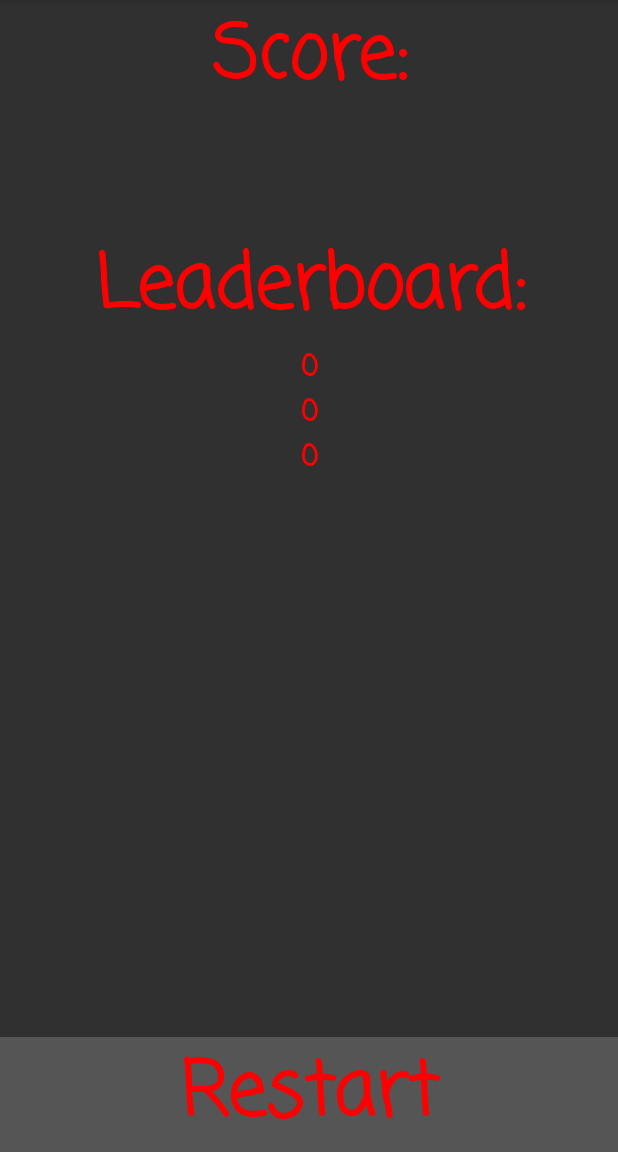
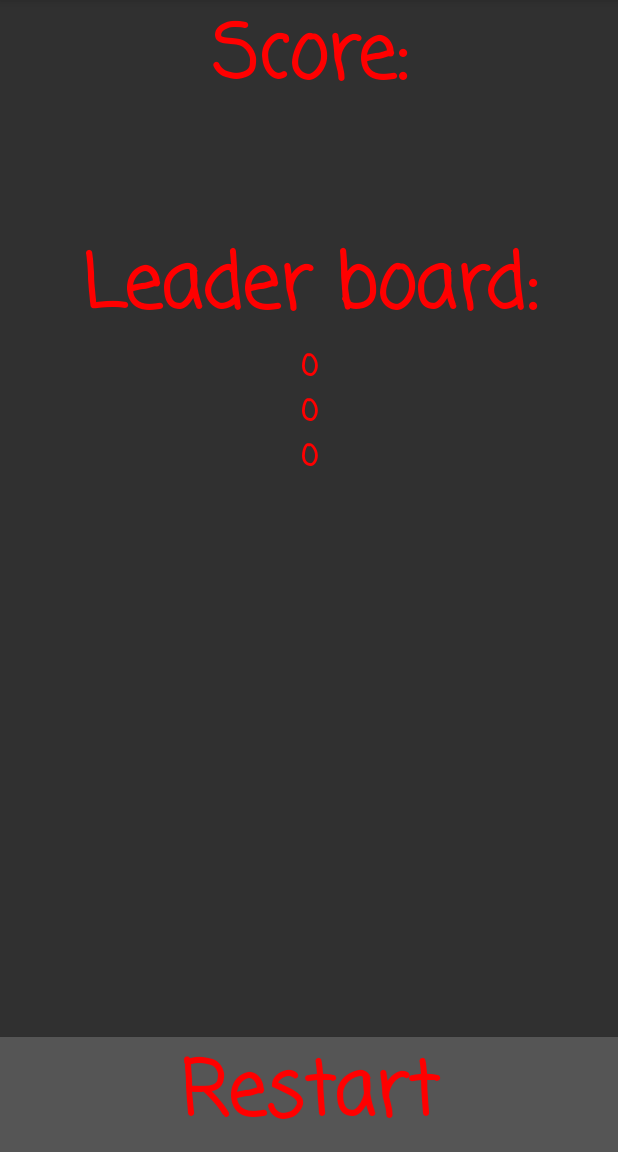
Before and after one commit to fstaine/TheBall, an Android app: the fragment ScoreFragment placed in its activity, on a phone screen of 412 x 824 dp, the part 84-1236 px from its top. Run offline under Robolectric (Android 15) with nearby library versions, the phone set to English and light mode, and no system bars; 2 statements that could not run were skipped.

Commit message:
Use Strings res & fix inspections errors

```diff
--- a/app/src/main/AndroidManifest.xml
+++ b/app/src/main/AndroidManifest.xml
@@ -20,7 +20,7 @@
         <activity
             android:name=".GameSettingsActivity"
             android:label="@string/title_activity_game_settings"
-            android:theme="@style/Theme.AppCompat"></activity>
+            android:theme="@style/Theme.AppCompat" />
     </application>
 
 </manifest>
--- a/app/src/main/java/fr/fstaine/theball/ScoreFragment.java
+++ b/app/src/main/java/fr/fstaine/theball/ScoreFragment.java
@@ -75,7 +75,7 @@ public class ScoreFragment extends Fragment implements View.OnClickListener {
             textScore.setText(Integer.toString(score));
         }
 
-        mListHighScore = root.findViewById(R.id.list_highscore);
+        mListHighScore = root.findViewById(R.id.list_high_score);
 
         final List<Integer> highScores = new ArrayList<>(AppPreferences.getHighScore(getContext()));
         Collections.sort(highScores, Collections.<Integer>reverseOrder());
@@ -87,11 +87,6 @@ public class ScoreFragment extends Fragment implements View.OnClickListener {
         mListHighScore.setAdapter(adapter);
 
         return root;
-    }
-
-    @Override
-    public void onStart() {
-        super.onStart();
     }
 
     @Override
--- a/app/src/main/java/fr/fstaine/theball/pref/AppPreferences.java
+++ b/app/src/main/java/fr/fstaine/theball/pref/AppPreferences.java
@@ -13,7 +13,7 @@ public class AppPreferences {
 
     private final static int HIGH_SCORE_DEFAULT_VALUE = 0;
     private final static int HIGH_SCORE_SIZE = 3;
-    private final static String HIGH_SCORE_SEPERATOR = ";";
+    private final static String HIGH_SCORE_SEPARATOR = ";";
 
     public static int getGameDifficulty(Context context) {
         SharedPreferences sharedPref = PreferenceManager.getDefaultSharedPreferences(context);
@@ -67,13 +67,13 @@ public class AppPreferences {
         StringBuilder builder = new StringBuilder();
         for (Integer i : highScores) {
             builder.append(i.toString());
-            builder.append(HIGH_SCORE_SEPERATOR);
+            builder.append(HIGH_SCORE_SEPARATOR);
         }
         return builder.toString();
     }
 
     private static List<Integer> toHighScoreValues(String str) {
-        String[] strList = str.split(HIGH_SCORE_SEPERATOR);
+        String[] strList = str.split(HIGH_SCORE_SEPARATOR);
         List<Integer> highScores = new ArrayList<>(HIGH_SCORE_SIZE);
         for (String s : strList) {
             Log.d("STR", s);
--- a/app/src/main/java/fr/fstaine/theball/view/GameView.java
+++ b/app/src/main/java/fr/fstaine/theball/view/GameView.java
@@ -92,7 +92,8 @@ public class GameView extends SurfaceView implements SurfaceHolder.Callback, Run
 			try {
 				mThread.join();
 				retry = false;
-			} catch (InterruptedException e) {}
+			} catch (InterruptedException e) {
+                e.printStackTrace();}
 		}
 	}
 
@@ -116,6 +117,7 @@ public class GameView extends SurfaceView implements SurfaceHolder.Callback, Run
             try {
                 Thread.sleep(20);
             } catch (InterruptedException e) {
+                e.printStackTrace();
             }
         }
     }
--- a/app/src/main/java/fr/fstaine/theball/view/compat/AppCompatPreferenceActivity.java
+++ b/app/src/main/java/fr/fstaine/theball/view/compat/AppCompatPreferenceActivity.java
@@ -4,6 +4,7 @@ import android.content.res.Configuration;
 import android.os.Bundle;
 import android.preference.PreferenceActivity;
 import android.support.annotation.LayoutRes;
+import android.support.annotation.NonNull;
 import android.support.annotation.Nullable;
 import android.support.v7.app.ActionBar;
 import android.support.v7.app.AppCompatDelegate;
@@ -42,6 +43,7 @@ public abstract class AppCompatPreferenceActivity extends PreferenceActivity {
     }
 
     @Override
+    @NonNull
     public MenuInflater getMenuInflater() {
         return getDelegate().getMenuInflater();
     }
--- a/app/src/main/res/layout/fragment_game.xml
+++ b/app/src/main/res/layout/fragment_game.xml
@@ -51,7 +51,7 @@
             android:layout_above="@+id/bt_medium"
             android:layout_centerHorizontal="true"
             android:layout_marginBottom="69dp"
-            android:text="Easy"
+            android:text="@string/easy"
             android:background="@color/colorButtonPrimary"
             android:textAppearance="@style/GameFont.Title" />
 
@@ -59,7 +59,7 @@
             android:id="@+id/bt_medium"
             android:layout_width="match_parent"
             android:layout_height="wrap_content"
-            android:text="Medium"
+            android:text="@string/medium"
             android:background="@color/colorButtonPrimary"
             android:textAppearance="@style/GameFont.Title"
             android:layout_centerVertical="true"
@@ -72,7 +72,7 @@
             android:layout_below="@+id/bt_medium"
             android:layout_centerHorizontal="true"
             android:layout_marginTop="69dp"
-            android:text="Hard"
+            android:text="@string/hard"
             android:background="@color/colorButtonPrimary"
             android:textAppearance="@style/GameFont.Title" />
 
--- a/app/src/main/res/layout/fragment_score.xml
+++ b/app/src/main/res/layout/fragment_score.xml
@@ -14,7 +14,7 @@
             android:layout_height="wrap_content"
             android:layout_alignParentStart="true"
             android:layout_alignParentTop="true"
-            android:text="Score:"
+            android:text="@string/score_title"
             android:textAlignment="center"
             android:textAppearance="@style/GameFont.Title" />
 
@@ -32,12 +32,12 @@
             android:layout_height="wrap_content"
             android:layout_alignParentStart="true"
             android:layout_below="@+id/text_score"
-            android:text="Leaderboard:"
+            android:text="@string/leader_board_title"
             android:textAlignment="center"
             android:textAppearance="@style/GameFont.Title" />
 
         <ListView
-            android:id="@+id/list_highscore"
+            android:id="@+id/list_high_score"
             android:layout_width="match_parent"
             android:layout_height="wrap_content"
             android:layout_below="@+id/text_best_scores_title"
@@ -51,7 +51,7 @@
             android:layout_height="wrap_content"
             android:layout_alignParentBottom="true"
             android:layout_alignParentStart="true"
-            android:text="Restart"
+            android:text="@string/restart"
             android:background="@color/colorButtonPrimary"
             android:textAppearance="@style/GameFont.Title" />
 
--- a/app/src/main/res/layout/toast_check_icon.xml
+++ b/app/src/main/res/layout/toast_check_icon.xml
@@ -13,7 +13,7 @@
         android:layout_width="wrap_content"
         android:layout_height="wrap_content"
         android:layout_marginStart="5dp"
-        android:text="Done"
+        android:text="@string/done"
         android:textAppearance="@style/GameFont.Small" />
 
     <ImageView
--- a/app/src/main/res/menu/game_menu.xml
+++ b/app/src/main/res/menu/game_menu.xml
@@ -11,6 +11,6 @@
 
     <item
         android:id="@+id/action_reset_scores"
-        android:title="Reset High scores"
+        android:title="@string/reset_high_scores"
         app:showAsAction="never" />
 </menu>
```
Also changed, not shown: app/src/main/res/values/strings.xml (+8 -73 lines).
